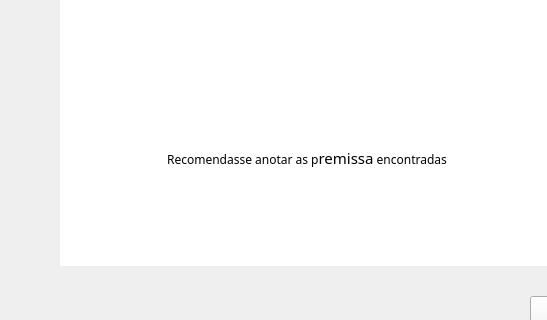
eriklemy/Detetive, file ui/mainwindow.ui: the form before one commit; both pictures show x 0 to 547 and y 264 to 584 of the 1366 by 768 pixel window.
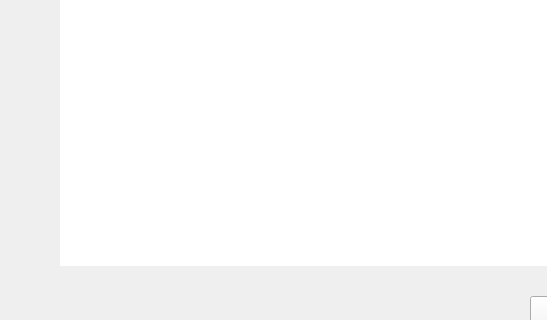
The form after the commit.

What changed in the file:
```diff
--- a/ui/mainwindow.ui
+++ b/ui/mainwindow.ui
@@ -113,10 +113,10 @@
 &lt;/style&gt;&lt;/head&gt;&lt;body style=&quot; font-family:'Iosevka NF'; font-size:9pt; font-weight:400; font-style:normal;&quot;&gt;
 &lt;p align=&quot;center&quot; style=&quot; margin-top:12px; margin-bottom:12px; margin-left:0px; margin-right:0px; -qt-block-indent:0; text-indent:0px;&quot;&gt;&lt;span style=&quot; font-family:'Segoe UI'; font-size:48pt; color:#ffffff;&quot;&gt;The Great Case&lt;/span&gt;&lt;/p&gt;
 &lt;p align=&quot;center&quot; style=&quot; margin-top:12px; margin-bottom:12px; margin-left:0px; margin-right:0px; -qt-block-indent:0; text-indent:0px;&quot;&gt;&lt;span style=&quot; font-family:'Segoe UI'; font-size:22pt; color:#ffffff;&quot;&gt;Detective Game&lt;br /&gt;&lt;/span&gt;&lt;/p&gt;
-&lt;p align=&quot;justify&quot; style=&quot;-qt-paragraph-type:empty; margin-top:12px; margin-bottom:12px; margin-left:0px; margin-right:0px; -qt-block-indent:0; text-indent:0px;&quot;&gt;&lt;br /&gt;&lt;/p&gt;
+&lt;p align=&quot;justify&quot; style=&quot;-qt-paragraph-type:empty; margin-top:12px; margin-bottom:12px; margin-left:0px; margin-right:0px; -qt-block-indent:0; text-indent:0px; color:#ffffff;&quot;&gt;&lt;br /&gt;&lt;/p&gt;
 &lt;p align=&quot;justify&quot; style=&quot; margin-top:12px; margin-bottom:12px; margin-left:0px; margin-right:0px; -qt-block-indent:0; text-indent:0px;&quot;&gt;&lt;span style=&quot; font-family:'Segoe UI'; font-size:14pt; color:#ffffff;&quot;&gt;	O jogo é baseado em regras de inferências de logica matemática, porém para poder ter as premissas é necessário que você com as respostas anteriores se baseie para as próximas. Cada local visitado será contado como uma hora e cada um deles terá uma premissa para ser usada**.&lt;/span&gt;&lt;/p&gt;
 &lt;p align=&quot;justify&quot; style=&quot; margin-top:0px; margin-bottom:0px; margin-left:0px; margin-right:0px; -qt-block-indent:0; text-indent:0px;&quot;&gt;&lt;span style=&quot; font-family:'Segoe UI'; font-size:14pt; color:#ffffff;&quot;&gt;	Após seis regras encontradas pode ou não ser possível resolver o caso, porém ainda deve ser indicado o culpado e se o culpado em questão não o for, perde se o jogo, e se for o certo você salva a cidade.&lt;/span&gt;&lt;/p&gt;
-&lt;p align=&quot;justify&quot; style=&quot; margin-top:0px; margin-bottom:0px; margin-left:0px; margin-right:0px; -qt-block-indent:0; text-indent:0px;&quot;&gt;&lt;span style=&quot; font-family:'Segoe UI'; font-size:14pt; color:#ffffff;&quot;&gt;	&lt;/span&gt;&lt;span style=&quot; font-family:'Segoe UI'; font-size:16pt; color:#ffffff;&quot;&gt;**&lt;/span&gt;Recomendasse anotar as p&lt;span style=&quot; font-family:'Calibri','sans-serif'; font-size:11pt;&quot;&gt;remissa&lt;/span&gt; encontradas &lt;span style=&quot; font-family:'Segoe UI'; font-size:14pt; color:#ffffff;&quot;&gt; 					&lt;/span&gt;&lt;/p&gt;
+&lt;p align=&quot;justify&quot; style=&quot; margin-top:0px; margin-bottom:0px; margin-left:0px; margin-right:0px; -qt-block-indent:0; text-indent:0px;&quot;&gt;&lt;span style=&quot; font-family:'Segoe UI'; font-size:14pt; color:#ffffff;&quot;&gt;	&lt;/span&gt;&lt;span style=&quot; font-family:'Segoe UI'; font-size:16pt; color:#ffffff;&quot;&gt;**&lt;/span&gt;&lt;span style=&quot; color:#ffffff;&quot;&gt;Recomendasse anotar as p&lt;/span&gt;&lt;span style=&quot; font-family:'Calibri','sans-serif'; font-size:11pt; color:#ffffff;&quot;&gt;remissa&lt;/span&gt;&lt;span style=&quot; color:#ffffff;&quot;&gt; encontradas &lt;/span&gt;&lt;span style=&quot; font-family:'Segoe UI'; font-size:14pt; color:#ffffff;&quot;&gt; 					&lt;/span&gt;&lt;/p&gt;
 &lt;p align=&quot;right&quot; style=&quot; margin-top:0px; margin-bottom:0px; margin-left:0px; margin-right:0px; -qt-block-indent:0; text-indent:0px;&quot;&gt;&lt;span style=&quot; font-family:'Segoe UI'; font-size:14pt; color:#ffffff;&quot;&gt;					&lt;/span&gt;&lt;span style=&quot; font-family:'Segoe UI'; font-size:11pt; color:#ffffff;&quot;&gt;Made by Erick e Guilherme&lt;/span&gt;&lt;/p&gt;&lt;/body&gt;&lt;/html&gt;</string>
     </property>
    </widget>
```
